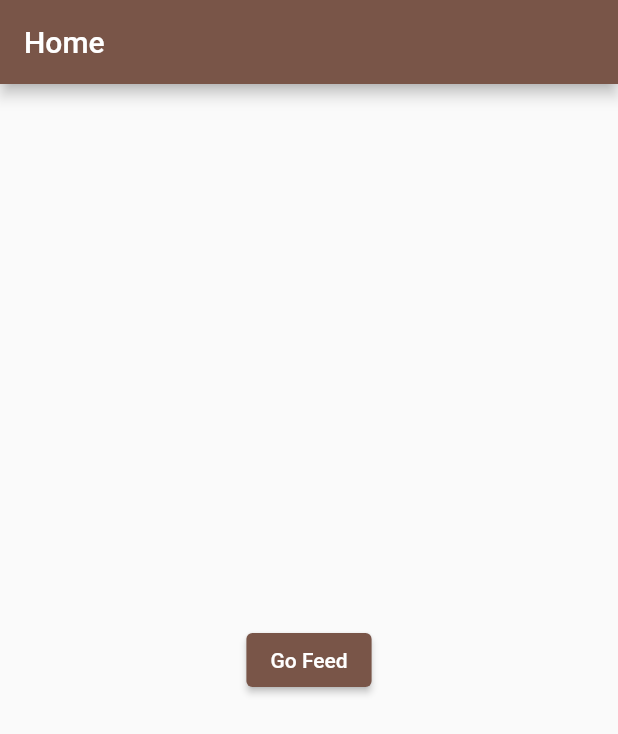
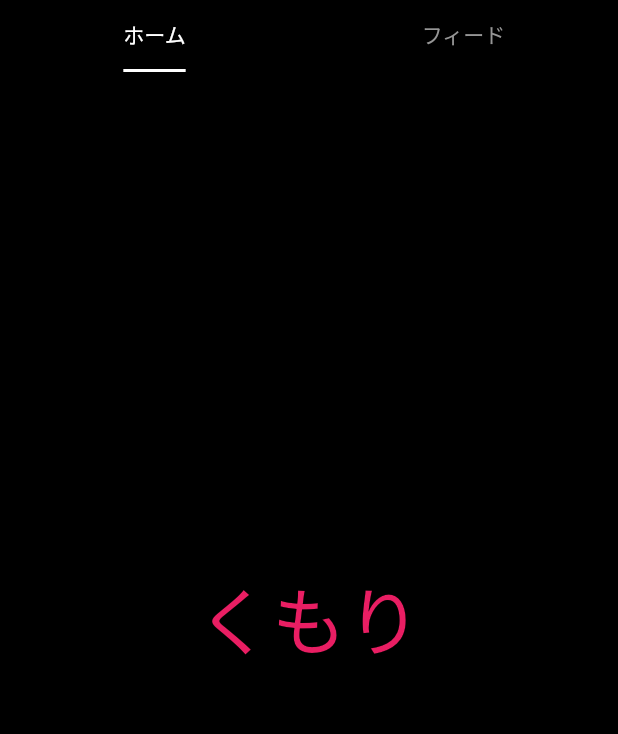
Before and after one commit to rc-code-jp/media_feed_app, a Flutter app: the screen it shows after launch, on a phone screen of 412 x 824 dp. Shown: the top 734 px of the screen. Run offline on Flutter 3.47's test engine with Material 2 defaults, Android fonts, the phone set to English and light mode, and no system bars; our stand-ins replace flutter_riverpod, go_router, video_player; missing offline and left inert: simple_logger.

Commit message:
HomeScreenをタブに変更

```diff
--- a/lib/router/index.dart
+++ b/lib/router/index.dart
@@ -1,18 +1,18 @@
 import 'package:go_router/go_router.dart';
-import 'package:media_feed_app/screens/feed_screen.dart';
 import 'package:media_feed_app/screens/home_screen.dart';
 
 final router = GoRouter(
   initialLocation: '/',
   routes: [
     GoRoute(
-        path: '/',
-        builder: (context, state) => const HomeScreen(),
-        routes: [
-          GoRoute(
-            path: 'feed',
-            builder: (context, state) => FeedScreen(),
-          ),
-        ]),
+      path: '/',
+      builder: (context, state) => const HomeScreen(),
+      routes: [
+        GoRoute(
+          path: 'account',
+          builder: (context, state) => const HomeScreen(),
+        ),
+      ],
+    ),
   ],
 );
--- a/lib/screens/home_screen.dart
+++ b/lib/screens/home_screen.dart
@@ -1,22 +1,45 @@
 import 'package:flutter/material.dart';
 import 'package:flutter_riverpod/flutter_riverpod.dart';
-import 'package:go_router/go_router.dart';
+import 'package:media_feed_app/screens/home_tab_children/feed_tab.dart';
+import 'package:media_feed_app/screens/home_tab_children/home_tab.dart';
+import 'package:media_feed_app/styles/colors.dart';
 
 class HomeScreen extends ConsumerWidget {
   const HomeScreen({Key? key}) : super(key: key);
 
   @override
   Widget build(BuildContext context, WidgetRef ref) {
-    return Scaffold(
-      appBar: AppBar(
-        title: const Text('Home'),
-      ),
-      body: Center(
-        child: ElevatedButton(
-          onPressed: () {
-            context.go('/feed');
-          },
-          child: const Text('Go Feed'),
+    return DefaultTabController(
+      length: 2,
+      child: Scaffold(
+        backgroundColor: AppColors.black,
+        extendBodyBehindAppBar: true,
+        appBar: AppBar(
+          titleSpacing: 100,
+          toolbarHeight: 0,
+          elevation: 0,
+          backgroundColor: AppColors.transparent,
+          bottom: const TabBar(
+            labelColor: AppColors.white,
+            unselectedLabelColor: AppColors.grey,
+            indicatorSize: TabBarIndicatorSize.label,
+            indicatorColor: AppColors.white,
+            indicatorWeight: 2,
+            tabs: [
+              Tab(
+                text: 'ホーム',
+              ),
+              Tab(
+                text: 'フィード',
+              ),
+            ],
+          ),
+        ),
+        body: const TabBarView(
+          children: [
+            HomeTab(),
+            FeedTab(),
+          ],
         ),
       ),
     );
--- /dev/null
+++ b/lib/screens/home_tab_children/home_tab.dart
@@ -0,0 +1,14 @@
+import 'package:flutter/material.dart';
+import 'package:flutter_riverpod/flutter_riverpod.dart';
+import 'package:media_feed_app/styles/colors.dart';
+
+class HomeTab extends ConsumerWidget {
+  const HomeTab({Key? key}) : super(key: key);
+
+  @override
+  Widget build(BuildContext context, WidgetRef ref) {
+    return const Center(
+      child: Text('くもり', style: TextStyle(fontSize: 50, color: AppColors.pink)),
+    );
+  }
+}
```
Also changed, not shown: lib/features/feed/providers/feed_provider.dart (+9 -1 lines), lib/screens/feed_screen.dart (deleted, +0 -85 lines), lib/screens/home_tab_children/feed_tab.dart (added, +63 -0 lines), 2 other files.
